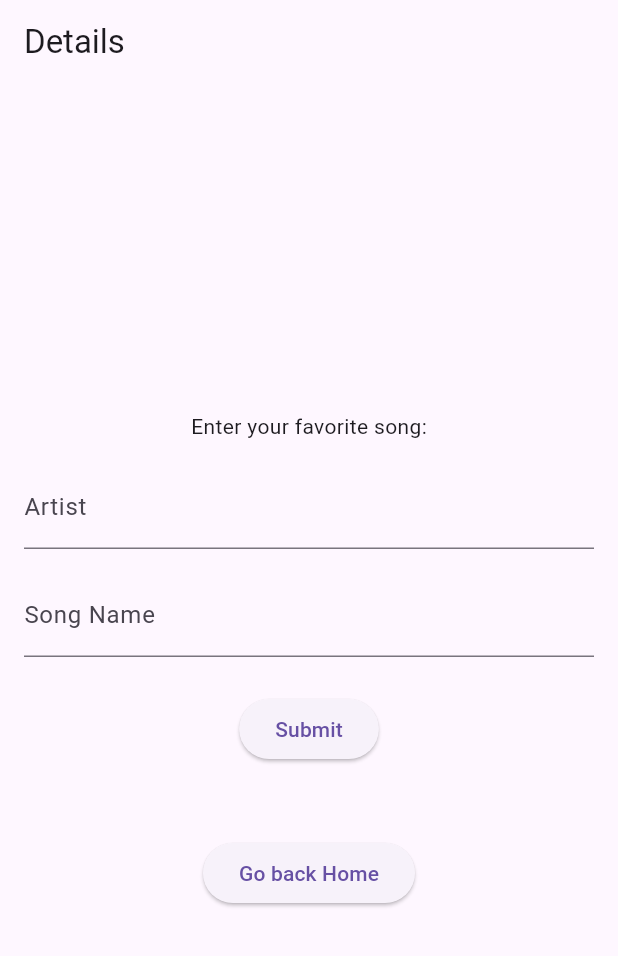
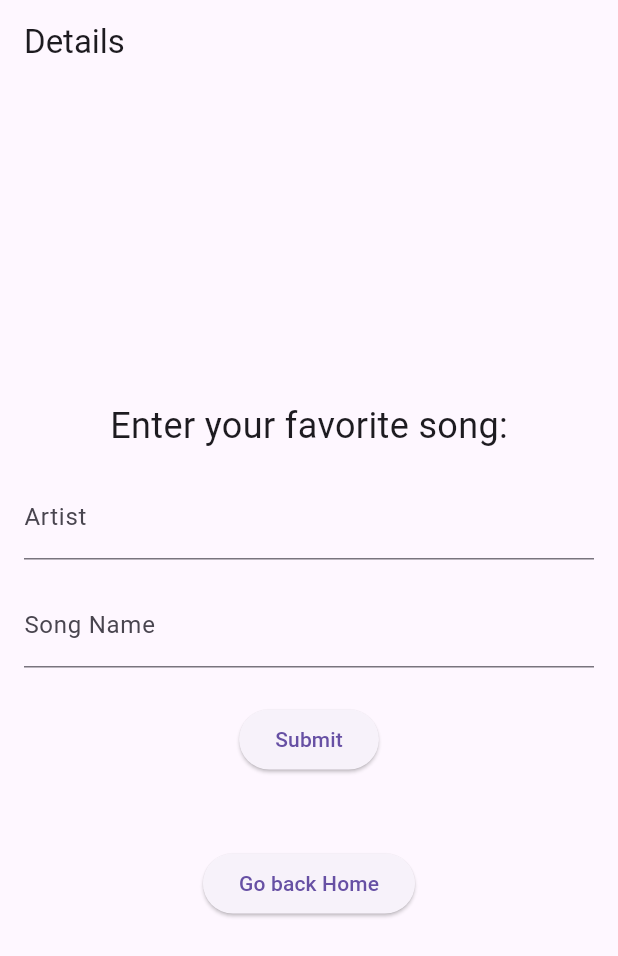
Before and after one commit to marisagdoliveira/flutter-modular-form-example, a Flutter app: the DetailsScreen screen opened by its route, on a phone screen of 412 x 824 dp. Shown: the top 956 px of the screen. Run offline on Flutter 3.47's test engine with Material 3 defaults, Android fonts, the phone set to English and light mode, and no system bars; our stand-ins replace flutter_riverpod, go_router, google_fonts.

Commit message:
more tweaks

```diff
--- a/lib/features/favorite_song/presentation/screens/details_screen.dart
+++ b/lib/features/favorite_song/presentation/screens/details_screen.dart
@@ -11,7 +11,8 @@ class DetailsScreen extends StatelessWidget {
       body: Column(
         mainAxisAlignment: MainAxisAlignment.center,
         children: [
-          const Text('Enter your favorite song:'),
+          const Text('Enter your favorite song:',
+           style: TextStyle(fontSize: 24)),
           const SongForm(),
           const SizedBox(height: 32),
           Center(
```
